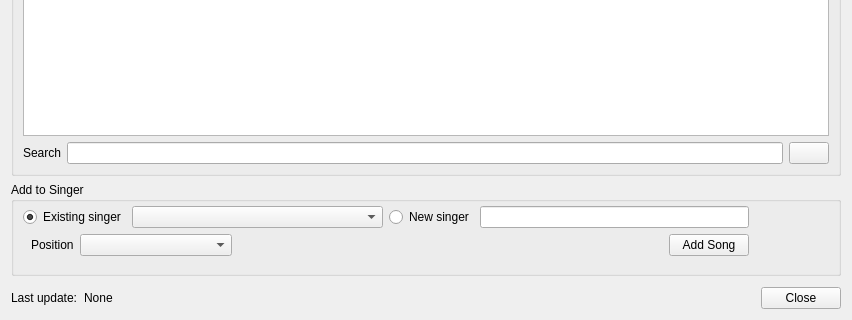
Old version of the form OpenKJ/dlgrequests.ui in the repository OpenKJ/OpenKJ; both pictures show x 0 to 852 and y 335 to 655 of the 852 by 655 pixel window.
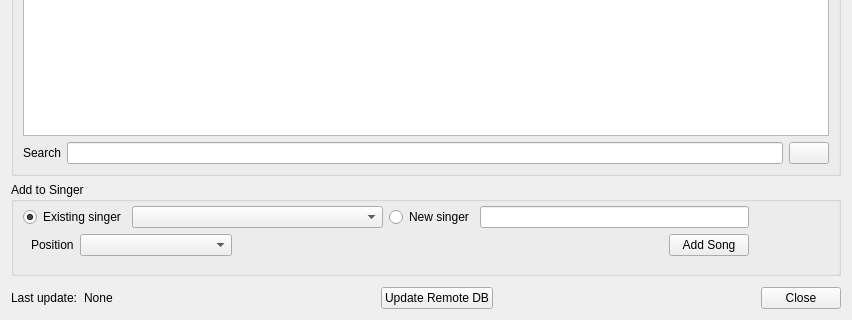
New version of the form. Icons and pictures are not drawn.

Commit message: Moving remote database update UI elements to requests dialog instead of settings and moving the update code into the okjsongbookapi object

Patch:
```diff
--- a/OpenKJ/dlgrequests.ui
+++ b/OpenKJ/dlgrequests.ui
@@ -408,6 +408,26 @@
        </property>
       </spacer>
      </item>
+     <item>
+      <widget class="QPushButton" name="pushButtonUpdateDb">
+       <property name="text">
+        <string>Update Remote DB</string>
+       </property>
+      </widget>
+     </item>
+     <item>
+      <spacer name="horizontalSpacer_2">
+       <property name="orientation">
+        <enum>Qt::Horizontal</enum>
+       </property>
+       <property name="sizeHint" stdset="0">
+        <size>
+         <width>40</width>
+         <height>20</height>
+        </size>
+       </property>
+      </spacer>
+     </item>
      <item>
       <widget class="QPushButton" name="pushButtonClose">
        <property name="focusPolicy">
```
The commit also changes 7 other files.
